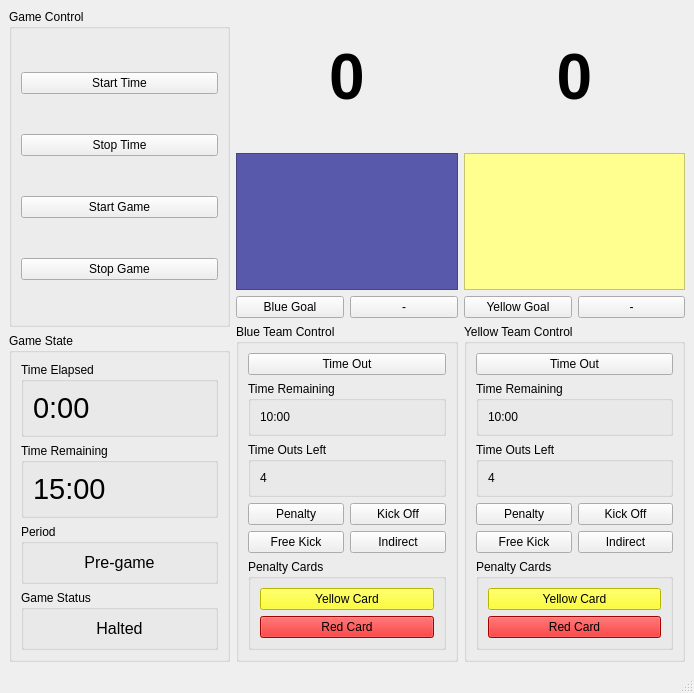
Old version of the form Referee/ui/MainRef.ui in the repository RoboJackets/robocup-software.
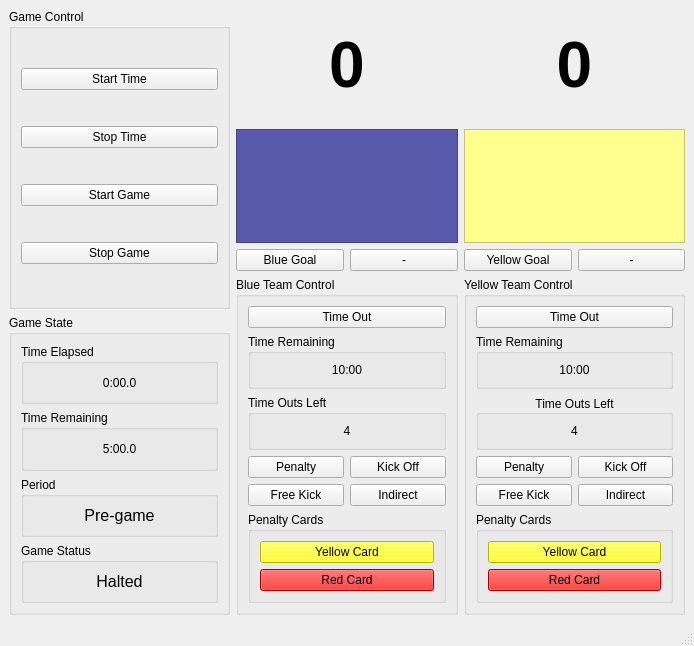
New version of the form.

Commit message: New changes to Referee program.  Timers are working.  UI is updated. Confused about state changes.  Will modify more later.

The edit to the form file:
```diff
--- a/Referee/ui/MainRef.ui
+++ b/Referee/ui/MainRef.ui
@@ -6,30 +6,22 @@
     <x>0</x>
     <y>0</y>
     <width>694</width>
-    <height>693</height>
+    <height>646</height>
    </rect>
   </property>
   <property name="windowTitle" >
    <string>MainWindow</string>
   </property>
   <widget class="QWidget" name="centralwidget" >
-   <property name="geometry" >
-    <rect>
-     <x>0</x>
-     <y>26</y>
-     <width>694</width>
-     <height>644</height>
-    </rect>
-   </property>
-   <layout class="QHBoxLayout" name="horizontalLayout_3" >
+   <layout class="QHBoxLayout" >
     <item>
-     <layout class="QVBoxLayout" name="verticalLayout_19" >
+     <layout class="QVBoxLayout" >
       <item>
        <widget class="QGroupBox" name="GameControlGroupBox" >
         <property name="title" >
          <string>Game Control</string>
         </property>
-        <layout class="QVBoxLayout" name="verticalLayout" >
+        <layout class="QVBoxLayout" >
          <item>
           <widget class="QPushButton" name="StartTimeButton" >
            <property name="text" >
@@ -66,20 +58,20 @@
         <property name="title" >
          <string>Game State</string>
         </property>
-        <layout class="QVBoxLayout" name="verticalLayout_6" >
+        <layout class="QVBoxLayout" >
          <item>
           <widget class="QGroupBox" name="TimeElapsedGroup" >
            <property name="title" >
             <string>Time Elapsed</string>
            </property>
-           <layout class="QVBoxLayout" name="verticalLayout_2" >
+           <layout class="QVBoxLayout" >
             <item>
              <widget class="QLabel" name="TimeElapsedText" >
               <property name="text" >
-               <string>&lt;html>&lt;head>&lt;meta name="qrichtext" content="1" />&lt;style type="text/css">
-p, li { white-space: pre-wrap; }
-&lt;/style>&lt;/head>&lt;body style=" font-family:'Sans Serif'; font-size:9pt; font-weight:400; font-style:normal;">
-&lt;p style=" margin-top:0px; margin-bottom:0px; margin-left:0px; margin-right:0px; -qt-block-indent:0; text-indent:0px;">&lt;span style=" font-size:22pt;">0:00&lt;/span>&lt;/p>&lt;/body>&lt;/html></string>
+               <string>0:00.0</string>
+              </property>
+              <property name="alignment" >
+               <set>Qt::AlignCenter</set>
               </property>
              </widget>
             </item>
@@ -91,14 +83,14 @@
            <property name="title" >
             <string>Time Remaining</string>
            </property>
-           <layout class="QVBoxLayout" name="verticalLayout_3" >
+           <layout class="QVBoxLayout" >
             <item>
              <widget class="QLabel" name="TimeRemainingText" >
               <property name="text" >
-               <string>&lt;html>&lt;head>&lt;meta name="qrichtext" content="1" />&lt;style type="text/css">
-p, li { white-space: pre-wrap; }
-&lt;/style>&lt;/head>&lt;body style=" font-family:'Sans Serif'; font-size:9pt; font-weight:400; font-style:normal;">
-&lt;p style=" margin-top:0px; margin-bottom:0px; margin-left:0px; margin-right:0px; -qt-block-indent:0; text-indent:0px;">&lt;span style=" font-size:22pt;">15:00&lt;/span>&lt;/p>&lt;/body>&lt;/html></string>
+               <string>5:00.0</string>
+              </property>
+              <property name="alignment" >
+               <set>Qt::AlignCenter</set>
               </property>
              </widget>
             </item>
@@ -110,7 +102,7 @@
            <property name="title" >
             <string>Period</string>
            </property>
-           <layout class="QVBoxLayout" name="verticalLayout_4" >
+           <layout class="QVBoxLayout" >
             <item>
              <widget class="QLabel" name="PeriodText" >
               <property name="text" >
@@ -132,7 +124,7 @@
            <property name="title" >
             <string>Game Status</string>
            </property>
-           <layout class="QVBoxLayout" name="verticalLayout_5" >
+           <layout class="QVBoxLayout" >
             <item>
              <widget class="QLabel" name="GameStatusText" >
               <property name="text" >
@@ -155,9 +147,9 @@
      </layout>
     </item>
     <item>
-     <layout class="QVBoxLayout" name="verticalLayout_17" >
+     <layout class="QVBoxLayout" >
       <item>
-       <layout class="QVBoxLayout" name="verticalLayout_7" >
+       <layout class="QVBoxLayout" >
         <item>
          <widget class="QLabel" name="BlueScoreText" >
           <property name="text" >
@@ -191,7 +183,7 @@
          </widget>
         </item>
         <item>
-         <layout class="QHBoxLayout" name="horizontalLayout" >
+         <layout class="QHBoxLayout" >
           <item>
            <widget class="QPushButton" name="BlueGoalButton" >
             <property name="text" >
@@ -215,7 +207,7 @@
         <property name="title" >
          <string>Blue Team Control</string>
         </property>
-        <layout class="QVBoxLayout" name="verticalLayout_15" >
+        <layout class="QVBoxLayout" >
          <item>
           <widget class="QPushButton" name="BlueTimeOutButton" >
            <property name="text" >
@@ -228,12 +220,15 @@
            <property name="title" >
             <string>Time Remaining</string>
            </property>
-           <layout class="QVBoxLayout" name="verticalLayout_11" >
+           <layout class="QVBoxLayout" >
             <item>
              <widget class="QLabel" name="TimeRemainingBlueText" >
               <property name="text" >
                <string>10:00</string>
               </property>
+              <property name="alignment" >
+               <set>Qt::AlignCenter</set>
+              </property>
              </widget>
             </item>
            </layout>
@@ -244,12 +239,15 @@
            <property name="title" >
             <string>Time Outs Left</string>
            </property>
-           <layout class="QVBoxLayout" name="verticalLayout_12" >
+           <layout class="QVBoxLayout" >
             <item>
              <widget class="QLabel" name="BlueTimeOutsLeftText" >
               <property name="text" >
                <string>4</string>
               </property>
+              <property name="alignment" >
+               <set>Qt::AlignCenter</set>
+              </property>
              </widget>
             </item>
            </layout>
@@ -292,7 +290,7 @@
            <property name="title" >
             <string>Penalty Cards</string>
            </property>
-           <layout class="QVBoxLayout" name="verticalLayout_9" >
+           <layout class="QVBoxLayout" >
             <item>
              <widget class="QPushButton" name="BlueYellowCardButton" >
               <property name="styleSheet" >
@@ -323,9 +321,9 @@
      </layout>
     </item>
     <item>
-     <layout class="QVBoxLayout" name="verticalLayout_18" >
+     <layout class="QVBoxLayout" >
       <item>
-       <layout class="QVBoxLayout" name="verticalLayout_8" >
+       <layout class="QVBoxLayout" >
         <item>
          <widget class="QLabel" name="YellowScoreText" >
           <property name="text" >
@@ -359,7 +357,7 @@
          </widget>
         </item>
         <item>
-         <layout class="QHBoxLayout" name="horizontalLayout_2" >
+         <layout class="QHBoxLayout" >
           <item>
            <widget class="QPushButton" name="YellowGoalButton" >
             <property name="text" >
@@ -383,9 +381,9 @@
         <property name="title" >
          <string>Yellow Team Control</string>
         </property>
-        <layout class="QVBoxLayout" name="verticalLayout_16" >
+        <layout class="QVBoxLayout" >
          <item>
-          <widget class="QPushButton" name="YellowTeamTimeOutButton" >
+          <widget class="QPushButton" name="YellowTimeOutButton" >
            <property name="text" >
             <string>Time Out</string>
            </property>
@@ -396,12 +394,15 @@
            <property name="title" >
             <string>Time Remaining</string>
            </property>
-           <layout class="QVBoxLayout" name="verticalLayout_13" >
+           <layout class="QVBoxLayout" >
             <item>
              <widget class="QLabel" name="TimeRemainingYellowText" >
               <property name="text" >
                <string>10:00</string>
               </property>
+              <property name="alignment" >
+               <set>Qt::AlignCenter</set>
+              </property>
              </widget>
             </item>
            </layout>
@@ -412,12 +413,18 @@
            <property name="title" >
             <string>Time Outs Left</string>
            </property>
-           <layout class="QVBoxLayout" name="verticalLayout_14" >
+           <property name="alignment" >
+            <set>Qt::AlignCenter</set>
+           </property>
+           <layout class="QVBoxLayout" >
             <item>
              <widget class="QLabel" name="YellowTimeOutsLeftText" >
               <property name="text" >
                <string>4</string>
               </property>
+              <property name="alignment" >
+               <set>Qt::AlignCenter</set>
+              </property>
              </widget>
             </item>
            </layout>
@@ -460,7 +467,7 @@
            <property name="title" >
             <string>Penalty Cards</string>
            </property>
-           <layout class="QVBoxLayout" name="verticalLayout_10" >
+           <layout class="QVBoxLayout" >
             <item>
              <widget class="QPushButton" name="YellowYellowCardButton" >
               <property name="styleSheet" >
@@ -492,16 +499,7 @@
     </item>
    </layout>
   </widget>
-  <widget class="QStatusBar" name="statusbar" >
-   <property name="geometry" >
-    <rect>
-     <x>0</x>
-     <y>670</y>
-     <width>694</width>
-     <height>23</height>
-    </rect>
-   </property>
-  </widget>
+  <widget class="QStatusBar" name="statusbar" />
   <widget class="QMenuBar" name="menuBar" >
    <property name="geometry" >
     <rect>
```
Left out of the diff: 16 changed lines with no effect on the pictures. The commit also changes 2 other files.
